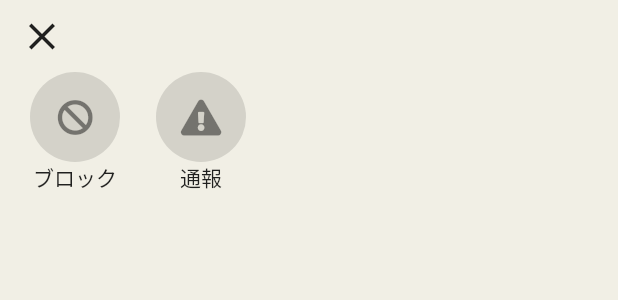
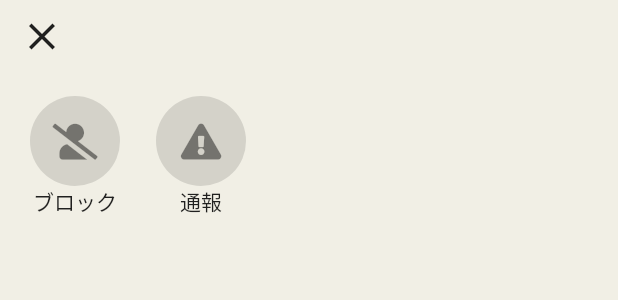
Before and after one commit to masa-tokyo/pop_talk, a Flutter app: the UserOptions widget shown alone on an empty page, opened directly, on a phone screen of 412 x 824 dp. Shown: the top 300 px of the screen. Run offline on Flutter 3.47's test engine with Material 2 defaults, Android fonts, the phone set to English and light mode, and no system bars; our stand-ins replace cloud_firestore, firebase_analytics, firebase_auth, firebase_core, firebase_remote_config, firebase_storage and 14 more; missing offline and left inert: flutter_sound; accounts and stored records are empty; network calls fail; statements that could not run were skipped; project files that could hold a hidden picture were left out.

Commit message:
ブロックのダイアログを追加

```diff
--- a/lib/presentation/ui/organisms/user_options.dart
+++ b/lib/presentation/ui/organisms/user_options.dart
@@ -1,5 +1,7 @@
 import 'package:flutter/material.dart';
 import 'package:font_awesome_flutter/font_awesome_flutter.dart';
+import 'package:pop_talk/presentation/ui/organisms/block_confirmation.dart';
+import 'package:pop_talk/presentation/ui/utils/modal_bottom_sheet.dart';
 
 class UserOptions extends StatelessWidget {
   const UserOptions({Key? key}) : super(key: key);
@@ -7,7 +9,7 @@ class UserOptions extends StatelessWidget {
   @override
   Widget build(BuildContext context) {
     return SizedBox(
-      height: 180,
+      height: 200,
       child: Column(
         crossAxisAlignment: CrossAxisAlignment.start,
         children: [
@@ -20,22 +22,32 @@ class UserOptions extends StatelessWidget {
             ),
           ),
           Padding(
-            padding: const EdgeInsets.only(left: 20),
+            padding: const EdgeInsets.only(left: 20, top: 16),
             child: Row(
               children: [
-                Column(
+                GestureDetector(
+                  behavior: HitTestBehavior.opaque,
+                  onTap: () async {
+                    Navigator.of(context).pop();
+                    await showBottomSheetPage(
+                      context: context,
+                      page: const BlockConfirmation(),
+                    );
+                  },
+                  child: Column(
                     crossAxisAlignment: CrossAxisAlignment.center,
                     children: const [
                       CircleAvatar(
                         radius: 30,
                         backgroundColor: Colors.black12,
                         child: FaIcon(
-                        FontAwesomeIcons.ban,
+                          FontAwesomeIcons.userSlash,
                           color: Colors.black45,
                         ),
                       ),
                       Text('ブロック'),
                     ],
+                  ),
                 ),
                 const SizedBox(width: 24),
                 Column(
```
Also changed, not shown: lib/presentation/ui/organisms/block_confirmation.dart (added, +70 -0 lines). Lines whose indentation alone changed are shown as unchanged.
